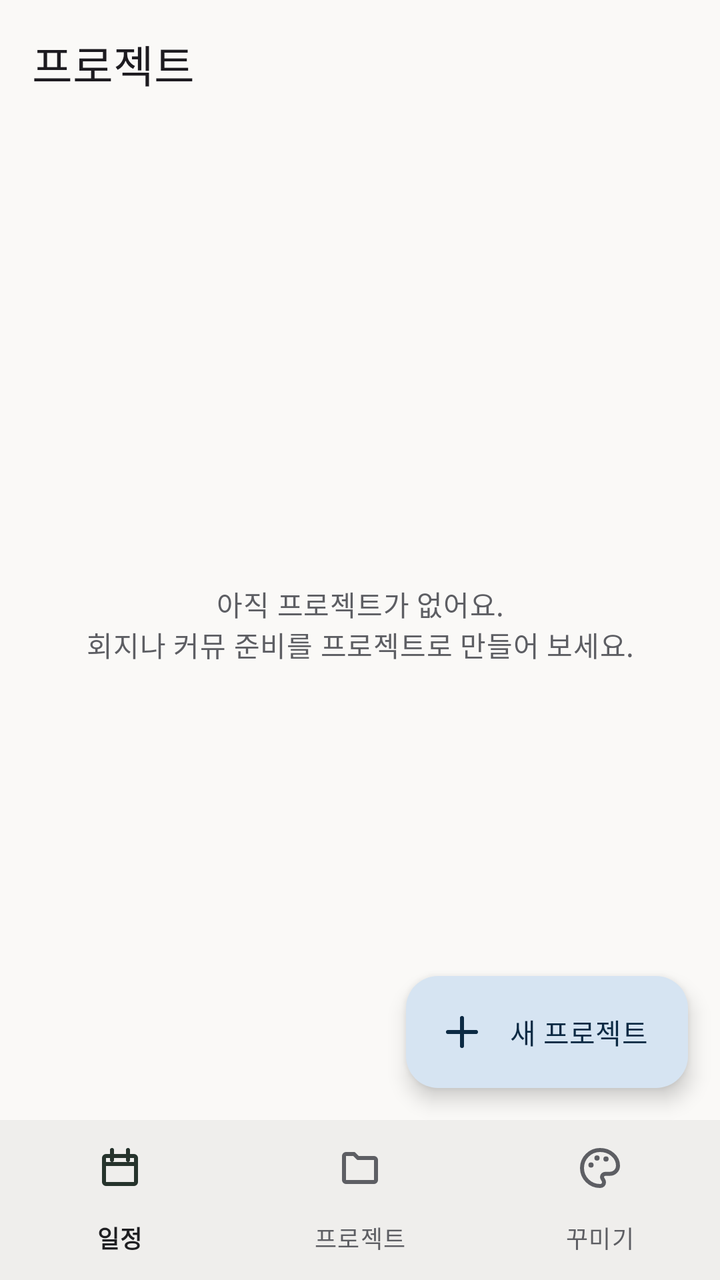
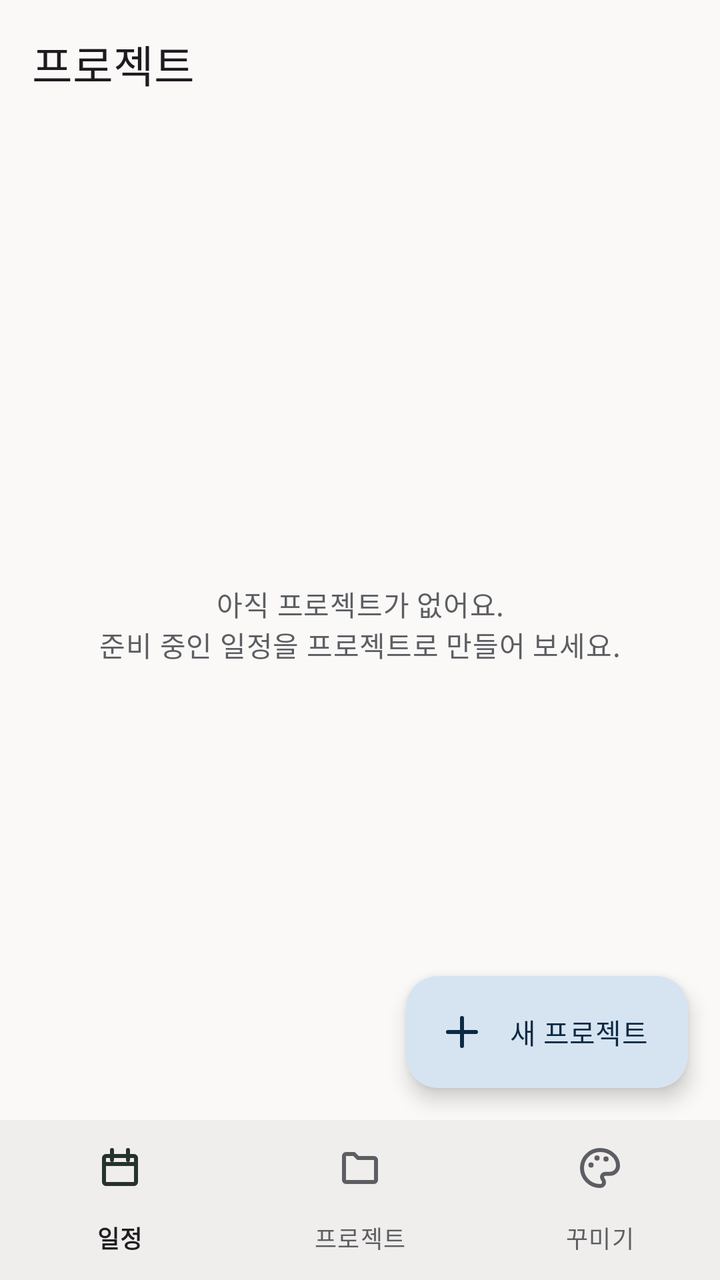

An Android layout rendered at two revisions. The XML below is the earlier revision; the diff shows what the commit changed to produce the second picture.
<!-- AndroidManifest.xml: application theme AppTheme -->
<!-- res/layout/activity_projects.xml -->
<LinearLayout xmlns:android="http://schemas.android.com/apk/res/android"
    xmlns:app="http://schemas.android.com/apk/res-auto"
    android:layout_width="match_parent"
    android:layout_height="match_parent"
    android:background="?android:attr/colorBackground"
    android:orientation="vertical">

    <com.google.android.material.appbar.MaterialToolbar
        android:id="@+id/toolbar"
        android:layout_width="match_parent"
        android:layout_height="?attr/actionBarSize"
        android:background="?attr/colorSurface"
        app:title="프로젝트" />

    <FrameLayout
        android:layout_width="match_parent"
        android:layout_height="0dp"
        android:layout_weight="1">
        <ListView
            android:id="@+id/project_list"
            android:layout_width="match_parent"
            android:layout_height="match_parent"
            android:clipToPadding="false"
            android:divider="@null"
            android:dividerHeight="0dp"
            android:listSelector="@android:color/transparent"
            android:paddingTop="4dp"
            android:paddingBottom="96dp" />
        <TextView
            android:id="@+id/project_empty"
            android:layout_width="match_parent"
            android:layout_height="match_parent"
            android:gravity="center"
            android:padding="32dp"
            android:text="아직 프로젝트가 없어요.\n회지나 커뮤 준비를 프로젝트로 만들어 보세요."
            android:textAppearance="?attr/textAppearanceBodyMedium"
            android:textColor="?attr/colorOnSurfaceVariant" />
        <com.google.android.material.floatingactionbutton.ExtendedFloatingActionButton
            android:id="@+id/fab_new_project"
            android:layout_width="wrap_content"
            android:layout_height="wrap_content"
            android:layout_gravity="bottom|end"
            android:layout_margin="16dp"
            android:text="새 프로젝트"
            app:icon="@drawable/ic_add" />
    </FrameLayout>

    <com.google.android.material.bottomnavigation.BottomNavigationView
        android:id="@+id/bottom_nav"
        android:layout_width="match_parent"
        android:layout_height="wrap_content"
        app:menu="@menu/bottom_nav" />
</LinearLayout>
<!-- resources referenced by this layout -->
<resources>
  <!-- drawable ic_add (drawable) -->
  <vector xmlns:android="http://schemas.android.com/apk/res/android"
      android:width="24dp" android:height="24dp" android:viewportWidth="24" android:viewportHeight="24">
      <path android:strokeColor="#FF000000" android:strokeWidth="2" android:strokeLineCap="round" android:strokeLineJoin="round" android:fillColor="#00000000" android:pathData="M12,5v14M5,12h14" />
  </vector>
  <style name="AppTheme" parent="Theme.Material3.DayNight.NoActionBar">
          <item name="colorPrimary">@color/m_primary</item>
          <item name="colorOnPrimary">@color/m_on_primary</item>
          <item name="colorPrimaryContainer">@color/m_primary_container</item>
          <item name="colorOnPrimaryContainer">@color/m_on_primary_container</item>
          <item name="colorSecondary">@color/m_secondary</item>
          <item name="colorOnSecondary">@color/m_on_secondary</item>
          <item name="colorSecondaryContainer">@color/m_secondary_container</item>
          <item name="colorOnSecondaryContainer">@color/m_on_secondary_container</item>
          <item name="colorTertiary">@color/m_secondary</item>
          <item name="android:colorBackground">@color/m_background</item>
          <item name="colorSurface">@color/m_surface</item>
          <item name="colorOnSurface">@color/m_on_surface</item>
          <item name="colorOnSurfaceVariant">@color/m_on_surface_variant</item>
          <item name="colorOutline">@color/m_outline</item>
          <item name="colorOutlineVariant">@color/m_outline_variant</item>
          <item name="colorSurfaceContainerLowest">@color/m_surface_container_lowest</item>
          <item name="colorSurfaceContainerLow">@color/m_surface_container_low</item>
          <item name="colorSurfaceContainer">@color/m_surface_container</item>
          <item name="colorSurfaceContainerHigh">@color/m_surface_container_high</item>
          <item name="colorSurfaceContainerHighest">@color/m_surface_container_highest</item>
          <item name="colorError">@color/m_error</item>
          <item name="android:statusBarColor">@color/m_surface</item>
          <item name="android:navigationBarColor">@color/m_surface_container</item>
          <item name="android:windowLightStatusBar">true</item>
      </style>
  <color name="m_primary">#FF4F6D8A</color>
  <color name="m_on_primary">#FFFFFFFF</color>
  <color name="m_primary_container">#FFD6E4F2</color>
  <color name="m_on_primary_container">#FF0C2A44</color>
  <color name="m_secondary">#FF6B7A72</color>
  <color name="m_on_secondary">#FFFFFFFF</color>
  <color name="m_secondary_container">#FFDDE8E0</color>
  <color name="m_on_secondary_container">#FF26332C</color>
  <color name="m_background">#FFFAF9F7</color>
  <color name="m_surface">#FFFAF9F7</color>
  <color name="m_on_surface">#FF1F1F22</color>
  <color name="m_on_surface_variant">#FF5D5E63</color>
  <color name="m_outline">#FF8E8F94</color>
  <color name="m_outline_variant">#FFDAD9D6</color>
  <color name="m_surface_container_lowest">#FFFFFFFF</color>
  <color name="m_surface_container_low">#FFF4F3F1</color>
  <color name="m_surface_container">#FFEFEEEC</color>
  <color name="m_surface_container_high">#FFE9E8E6</color>
  <color name="m_surface_container_highest">#FFE3E2E0</color>
  <color name="m_error">#FFBA1A1A</color>
</resources>

<!-- the commit's change to res/layout/activity_projects.xml (unified diff, before → after) -->
@@ -32,7 +32,7 @@
             android:layout_height="match_parent"
             android:gravity="center"
             android:padding="32dp"
-            android:text="아직 프로젝트가 없어요.\n회지나 커뮤 준비를 프로젝트로 만들어 보세요."
+            android:text="아직 프로젝트가 없어요.\n준비 중인 일정을 프로젝트로 만들어 보세요."
             android:textAppearance="?attr/textAppearanceBodyMedium"
             android:textColor="?attr/colorOnSurfaceVariant" />
         <com.google.android.material.floatingactionbutton.ExtendedFloatingActionButton
